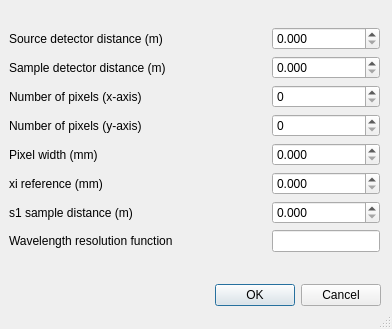
Old version of the form src/refred/interfaces/instrument_settings.ui in the repository neutrons/RefRed.
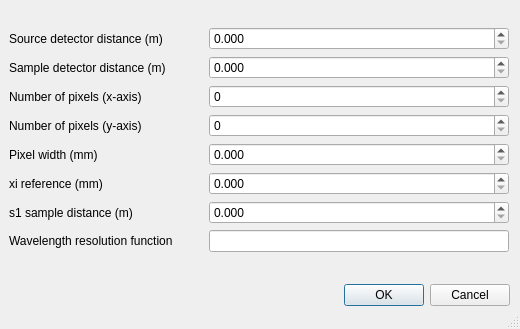
New version of the form.

Commit message: increase width

The edit to the form file:
```diff
--- a/src/refred/interfaces/instrument_settings.ui
+++ b/src/refred/interfaces/instrument_settings.ui
@@ -9,7 +9,7 @@
    <rect>
     <x>0</x>
     <y>0</y>
-    <width>392</width>
+    <width>520</width>
     <height>329</height>
    </rect>
   </property>
@@ -27,7 +27,7 @@
     <rect>
      <x>10</x>
      <y>280</y>
-     <width>371</width>
+     <width>500</width>
      <height>31</height>
     </rect>
    </property>
@@ -43,7 +43,7 @@
     <rect>
      <x>9</x>
      <y>9</y>
-     <width>371</width>
+     <width>500</width>
      <height>261</height>
     </rect>
    </property>
@@ -278,6 +278,12 @@
       </item>
     <item row="7" column="3">
        <widget class="QLineEdit" name="wavelength_resolution_function">
+         <property name="minimumSize">
+           <size>
+            <width>300</width>
+            <height>0</height>
+           </size>
+         </property>
        </widget>
       </item>
 
```
